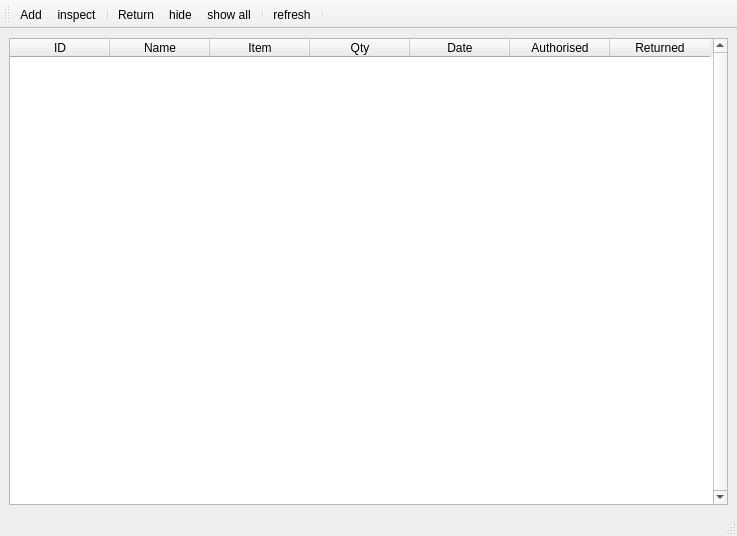
Qt form mainwindow.ui (an-owl/storeman) before a commit.
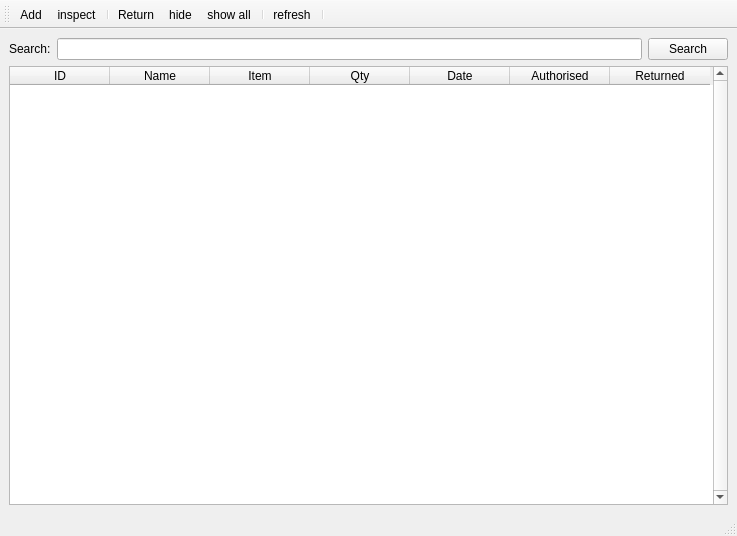
The same form after that commit.

Commit message: added search bar and functionality

Patch:
```diff
--- a/mainwindow.ui
+++ b/mainwindow.ui
@@ -18,6 +18,27 @@
     <cursorShape>ArrowCursor</cursorShape>
    </property>
    <layout class="QVBoxLayout" name="verticalLayout_5">
+    <item>
+     <layout class="QHBoxLayout" name="horizontalLayout">
+      <item>
+       <widget class="QLabel" name="search_label">
+        <property name="text">
+         <string>Search:</string>
+        </property>
+       </widget>
+      </item>
+      <item>
+       <widget class="QLineEdit" name="search_bar"/>
+      </item>
+      <item>
+       <widget class="QPushButton" name="searchButton">
+        <property name="text">
+         <string>Search</string>
+        </property>
+       </widget>
+      </item>
+     </layout>
+    </item>
     <item>
      <widget class="QTableWidget" name="dbtable">
       <property name="enabled">
```
The commit also changes 2 other files.
